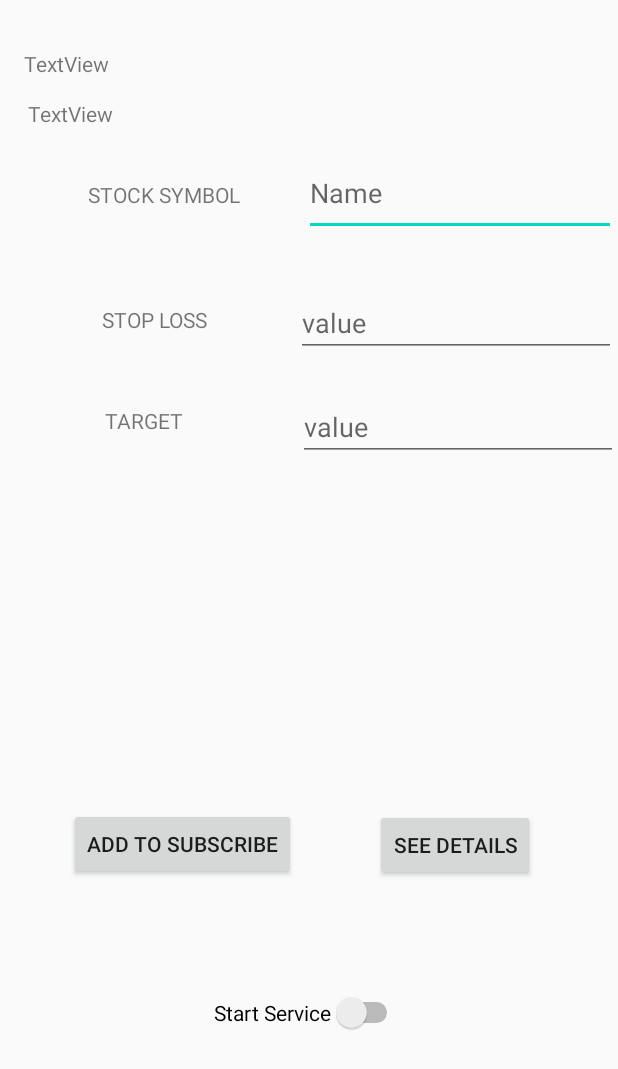
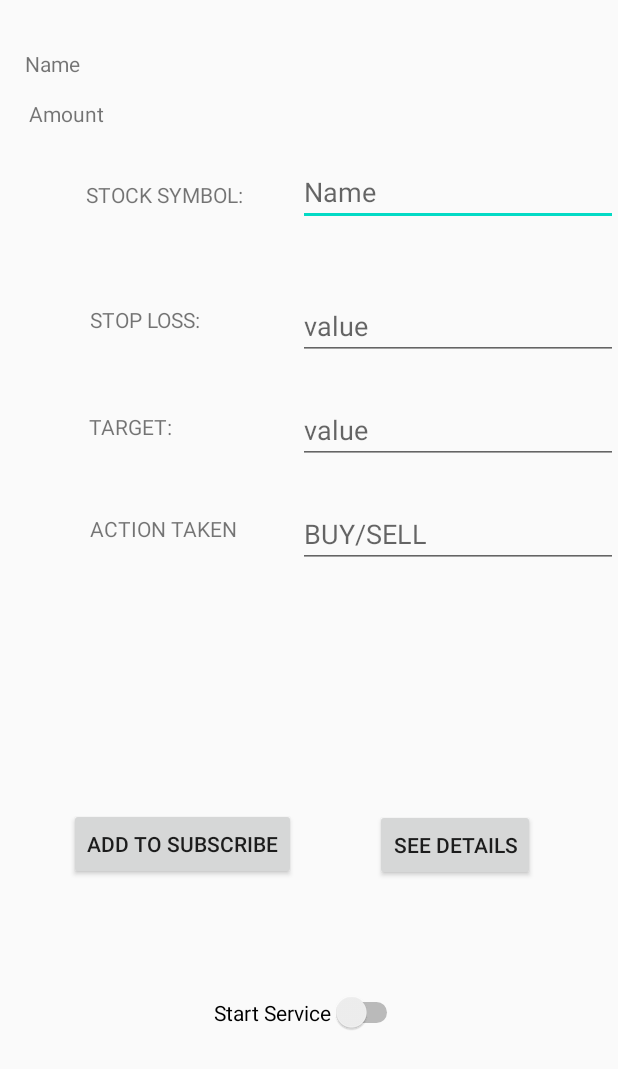
Before and after one commit to aditya3001/Signal, an Android app: the layout activity_main4.xml on its own in the app's theme, with its tools: preview values and no code run, on a phone screen of 412 x 824 dp. Shown: the top 1069 px of the screen. Run offline under Robolectric (Android 15) with nearby library versions, the light colour scheme and no system bars.

Commit message:
"CHANGE"

```diff
--- a/app/src/main/java/com/example/signal/MyFireBaseMessagingManager.java
+++ b/app/src/main/java/com/example/signal/MyFireBaseMessagingManager.java
@@ -2,8 +2,10 @@ package com.example.signal;
 
 import android.app.Notification;
 import android.content.Intent;
+import android.os.Build;
 import android.util.Log;
 
+import androidx.annotation.RequiresApi;
 import androidx.core.app.NotificationCompat;
 
 import com.google.firebase.messaging.FirebaseMessagingService;
@@ -17,6 +19,7 @@ public class MyFireBaseMessagingManager extends FirebaseMessagingService {
     public ArrayList<String> body = new ArrayList<>();
 
 
+    @RequiresApi(api = Build.VERSION_CODES.O)
     @Override
     public void onMessageReceived(RemoteMessage remoteMessage) {
 
@@ -50,7 +53,8 @@ public class MyFireBaseMessagingManager extends FirebaseMessagingService {
         // message, here is where that should be initiated. See sendNotification method below.
     }
 
-    public void notifyuser(String from,String notification){
+    @RequiresApi(api = Build.VERSION_CODES.O)
+    public void notifyuser(String from, String notification){
         Mynotificationmanager mynotificationmanager = new Mynotificationmanager(getApplicationContext());
         mynotificationmanager.showNotification(from,notification,new Intent(getApplicationContext(),Main2Activity.class));
     }
--- a/app/src/main/res/layout/activity_main4.xml
+++ b/app/src/main/res/layout/activity_main4.xml
@@ -17,7 +17,7 @@
             android:layout_width="wrap_content"
             android:layout_height="wrap_content"
             android:gravity="center"
-            android:text="TextView"
+            android:text="Name"
             app:layout_constraintBottom_toBottomOf="parent"
             app:layout_constraintEnd_toEndOf="parent"
             app:layout_constraintHorizontal_bias="0.045"
@@ -30,7 +30,7 @@
             android:layout_width="wrap_content"
             android:layout_height="wrap_content"
             android:gravity="center"
-            android:text="TextView"
+            android:text="Amount"
             app:layout_constraintBottom_toBottomOf="parent"
             app:layout_constraintEnd_toEndOf="parent"
             app:layout_constraintHorizontal_bias="0.053"
@@ -42,10 +42,10 @@
             android:id="@+id/textView"
             android:layout_width="wrap_content"
             android:layout_height="wrap_content"
-            android:layout_marginStart="16dp"
+            android:layout_marginStart="20dp"
             android:layout_marginTop="120dp"
             android:layout_marginBottom="34dp"
-            android:text="STOCK SYMBOL"
+            android:text="STOCK SYMBOL:"
             app:layout_constraintBottom_toTopOf="@+id/textView3"
             app:layout_constraintEnd_toStartOf="@+id/editTextCompanyName"
             app:layout_constraintStart_toStartOf="parent"
@@ -53,10 +53,9 @@
 
         <EditText
             android:id="@+id/editTextCompanyName"
-            android:layout_width="208dp"
-            android:layout_height="57dp"
-            android:layout_marginTop="100dp"
-            android:layout_marginEnd="1dp"
+            android:layout_width="wrap_content"
+            android:layout_height="wrap_content"
+            android:layout_marginTop="105dp"
             android:layout_marginBottom="20dp"
             android:ems="10"
             android:hint="Name"
@@ -69,9 +68,9 @@
             android:id="@+id/textView3"
             android:layout_width="wrap_content"
             android:layout_height="wrap_content"
-            android:layout_marginStart="32dp"
+            android:layout_marginStart="20dp"
             android:layout_marginTop="64dp"
-            android:text="STOP LOSS"
+            android:text="STOP LOSS:"
             app:layout_constraintEnd_toStartOf="@+id/stopLossValue"
             app:layout_constraintHorizontal_bias="0.383"
             app:layout_constraintStart_toStartOf="parent"
@@ -81,9 +80,7 @@
             android:id="@+id/stopLossValue"
             android:layout_width="wrap_content"
             android:layout_height="wrap_content"
-            android:layout_marginTop="15dp"
-            android:layout_marginEnd="1dp"
-            android:layout_marginBottom="25dp"
+            android:layout_marginTop="24dp"
             android:ems="10"
             android:hint="value"
             android:inputType="textPersonName"
@@ -95,11 +92,11 @@
             android:id="@+id/textView4"
             android:layout_width="61dp"
             android:layout_height="26dp"
-            android:layout_marginStart="70dp"
-            android:layout_marginTop="48dp"
-            android:text="TARGET"
+            android:layout_marginStart="20dp"
+            android:layout_marginTop="52dp"
+            android:text="TARGET:"
             app:layout_constraintEnd_toStartOf="@+id/targetValue"
-            app:layout_constraintHorizontal_bias="0.0"
+            app:layout_constraintHorizontal_bias="0.336"
             app:layout_constraintStart_toStartOf="parent"
             app:layout_constraintTop_toBottomOf="@+id/textView3" />
 
@@ -113,6 +110,29 @@
             android:inputType="textPersonName"
             app:layout_constraintEnd_toEndOf="parent"
             app:layout_constraintTop_toBottomOf="@+id/stopLossValue" />
+
+        <TextView
+            android:id="@+id/textView5"
+            android:layout_width="wrap_content"
+            android:layout_height="26dp"
+            android:layout_marginStart="20dp"
+            android:layout_marginTop="120dp"
+            android:text="ACTION TAKEN"
+            app:layout_constraintEnd_toStartOf="@+id/targetValue"
+            app:layout_constraintHorizontal_bias="0.493"
+            app:layout_constraintStart_toStartOf="parent"
+            app:layout_constraintTop_toBottomOf="@+id/textView3" />
+
+        <EditText
+            android:id="@+id/actiontaken"
+            android:layout_width="wrap_content"
+            android:layout_height="wrap_content"
+            android:layout_marginTop="24dp"
+            android:ems="10"
+            android:hint="BUY/SELL"
+            android:inputType="textPersonName"
+            app:layout_constraintEnd_toEndOf="parent"
+            app:layout_constraintTop_toBottomOf="@+id/targetValue" />
 
         <Button
             android:id="@+id/sendButton"
```
Also changed, not shown: app/src/main/java/com/example/signal/Main4Activity.java (+26 -40 lines), app/src/main/java/com/example/signal/MyDataBase.java (+5 -2 lines).
